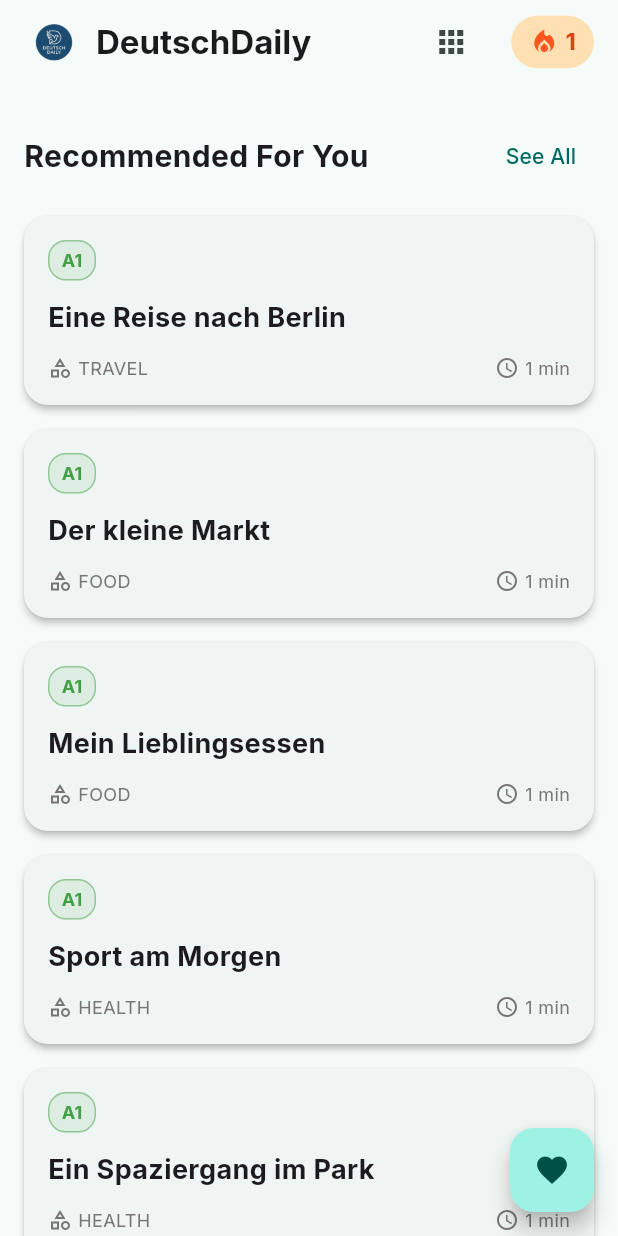
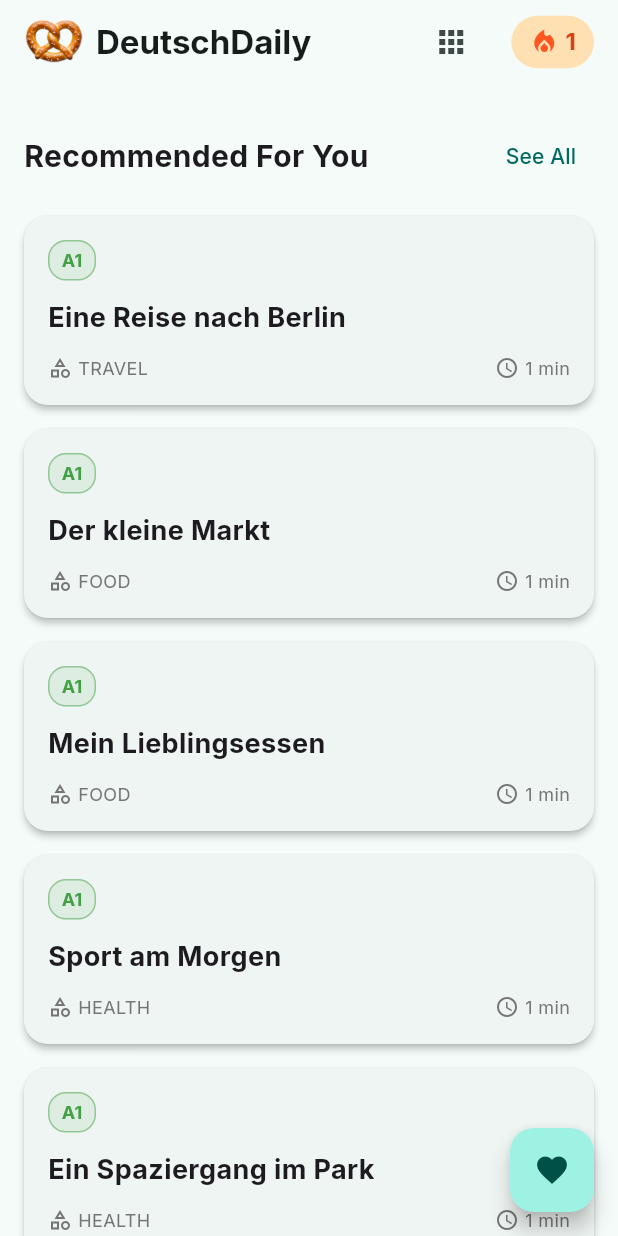
Before and after one commit to THUSHARTOM/DeutschDaily, a Flutter app: the HomeScreen screen opened directly, on a phone screen of 412 x 824 dp. Run offline on Flutter 3.47's test engine with Material 3 defaults, Android fonts, the phone set to English and light mode, and no system bars; our stand-ins replace google_fonts, hive, hive_flutter; accounts and stored records are empty.

Commit message:
feat: update app icon and separate menu icon asset
Generated platform-specific launcher icons for Android and iOS. Separated the menu icon into its own dedicated asset (menu_icon.png) to be used in home_screen.dart, while keeping app_icon.png strictly as the application launcher icon.

```diff
--- a/lib/screens/home_screen.dart
+++ b/lib/screens/home_screen.dart
@@ -64,7 +64,7 @@ class _HomeScreenState extends State<HomeScreen> {
       appBar: AppBar(
         title: Row(
           children: [
-            Image.asset('assets/app_icon.png', height: 40),
+            Image.asset('assets/menu_icon.png', height: 40),
             const SizedBox(width: 8),
             const Text('DeutschDaily', style: TextStyle(fontWeight: FontWeight.bold)),
           ],
--- a/pubspec.yaml
+++ b/pubspec.yaml
@@ -29,6 +29,7 @@ flutter:
   uses-material-design: true
 
   assets:
+    - assets/menu_icon.png
     - assets/app_icon.png
     - assets/stories/
     - assets/dictionary/
```
Also changed, not shown: assets/app_icon.png, assets/menu_icon.png (added), 26 other files.
